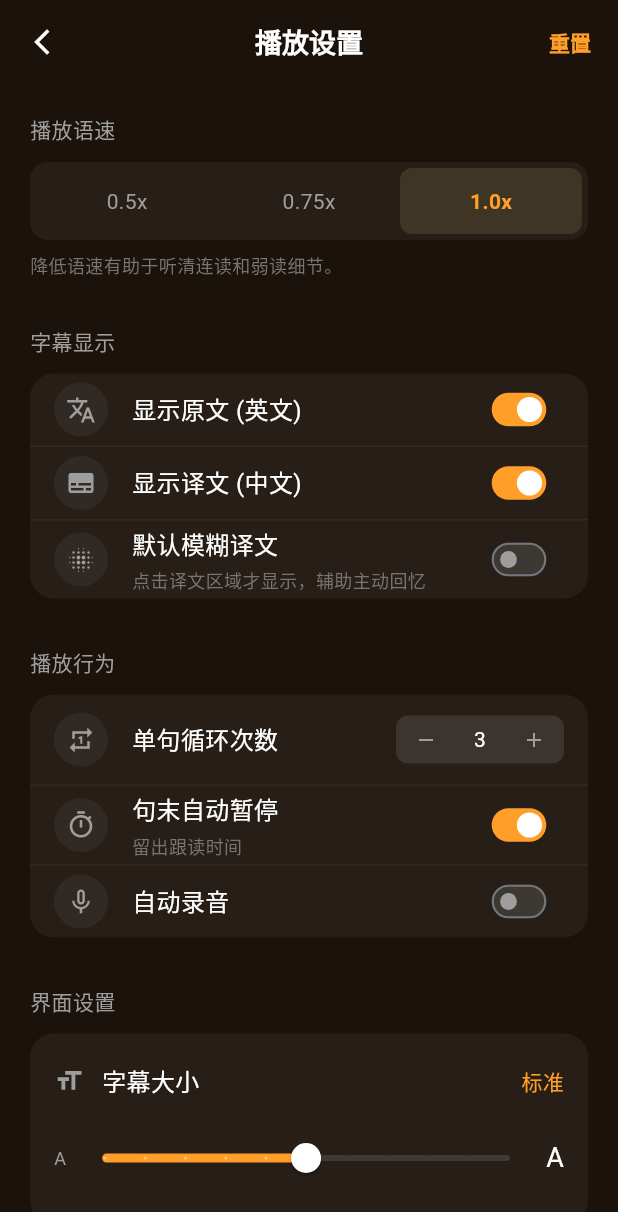
After one commit to r1005410078/eng-book-flutter, a Flutter app: the PlaybackSettingsScreen screen opened by its route, on a phone screen of 412 x 824 dp. The commit adds this screen. Shown: the top 1212 px of the screen. Run offline on Flutter 3.47's test engine with Material 3 defaults, Android fonts, the phone set to English and light mode, and no system bars; our stand-ins replace flutter_riverpod, go_router, riverpod_annotation, video_player; generated files the repository leaves out were written again.

Commit message:
feat: implement playback settings screen

```diff
--- /dev/null
+++ b/lib/src/features/practice/presentation/playback_settings_screen.dart
@@ -0,0 +1,406 @@
+import 'package:flutter/material.dart';
+import 'package:flutter_riverpod/flutter_riverpod.dart';
+import 'package:go_router/go_router.dart';
+
+class PlaybackSettingsScreen extends ConsumerStatefulWidget {
+  const PlaybackSettingsScreen({super.key});
+
+  @override
+  ConsumerState<PlaybackSettingsScreen> createState() =>
+      _PlaybackSettingsScreenState();
+}
+
+class _PlaybackSettingsScreenState
+    extends ConsumerState<PlaybackSettingsScreen> {
+  // Mock State
+  double _playbackSpeed = 1.0;
+  bool _showEnglish = true;
+  bool _showChinese = true;
+  bool _blurTranslation = false;
+  int _loopCount = 3;
+  bool _autoPause = true;
+  bool _autoRecord = false;
+  double _fontSize = 0.5; // Slider value 0.0 to 1.0
+
+  @override
+  Widget build(BuildContext context) {
+    const bgColor = Color(0xFF1a120b); // Dark brown/black as per latest design
+    const accentColor = Color(0xFFFF9F29); // Orange
+
+    return Scaffold(
+      backgroundColor: bgColor,
+      appBar: AppBar(
+        backgroundColor: bgColor,
+        elevation: 0,
+        centerTitle: true,
+        title: const Text('播放设置',
+            style: TextStyle(
+                color: Colors.white,
+                fontSize: 18,
+                fontWeight: FontWeight.bold)),
+        leading: IconButton(
+          icon: const Icon(Icons.arrow_back_ios_new,
+              color: Colors.white, size: 20),
+          onPressed: () => context.pop(),
+        ),
+        actions: [
+          TextButton(
+            onPressed: () {
+              // TODO: Reset logic
+            },
+            child: const Text('重置',
+                style:
+                    TextStyle(color: accentColor, fontWeight: FontWeight.bold)),
+          ),
+        ],
+      ),
+      body: ListView(
+        padding: const EdgeInsets.all(20),
+        children: [
+          _buildSpeedSection(accentColor),
+          const SizedBox(height: 32),
+          _buildSubtitleSection(accentColor),
+          const SizedBox(height: 32),
+          _buildBehaviorSection(accentColor),
+          const SizedBox(height: 32),
+          _buildInterfaceSection(accentColor),
+          const SizedBox(height: 32),
+          Center(
+            child: Text(
+              'PLAYER VERSION 2.4.0 (100LS BUILD)',
+              style:
+                  TextStyle(color: Colors.white.withOpacity(0.1), fontSize: 10),
+            ),
+          ),
+          const SizedBox(height: 20),
+        ],
+      ),
+    );
+  }
+
+  Widget _buildSectionTitle(String title) {
+    return Padding(
+      padding: const EdgeInsets.only(bottom: 12),
+      child: Text(
+        title,
+        style: const TextStyle(
+          color: Colors.grey,
+          fontSize: 14,
+          fontWeight: FontWeight.w500,
+        ),
+      ),
+    );
+  }
+
+  Widget _buildSpeedSection(Color accentColor) {
+    return Column(
+      crossAxisAlignment: CrossAxisAlignment.start,
+      children: [
+        _buildSectionTitle('播放语速'),
+        Container(
+          padding: const EdgeInsets.all(4),
+          decoration: BoxDecoration(
+            color: Colors.white.withOpacity(0.05),
+            borderRadius: BorderRadius.circular(12),
+          ),
+          child: Row(
+            children: [
+              _buildSpeedButton(0.5, accentColor),
+              _buildSpeedButton(0.75, accentColor),
+              _buildSpeedButton(1.0, accentColor),
+            ],
+          ),
+        ),
+        const SizedBox(height: 8),
+        Text(
+          '降低语速有助于听清连读和弱读细节。',
+          style: TextStyle(color: Colors.grey[600], fontSize: 12),
+        ),
+      ],
+    );
+  }
+
+  Widget _buildSpeedButton(double speed, Color accentColor) {
+    final isSelected = _playbackSpeed == speed;
+    return Expanded(
+      child: GestureDetector(
+        onTap: () {
+          setState(() {
+            _playbackSpeed = speed;
+          });
+        },
+        child: Container(
+          padding: const EdgeInsets.symmetric(vertical: 12),
+          decoration: BoxDecoration(
+            color: isSelected
+                ? const Color(0xFF3E3524)
+                : Colors.transparent, // Dark yellowish brown for selected
+            borderRadius: BorderRadius.circular(8),
+            // border: isSelected ? Border.all(color: accentColor.withOpacity(0.5)) : null,
+          ),
+          alignment: Alignment.center,
+          child: Text(
+            '${speed}x',
+            style: TextStyle(
+              color: isSelected ? accentColor : Colors.grey,
+              fontWeight: isSelected ? FontWeight.bold : FontWeight.normal,
+            ),
+          ),
+        ),
+      ),
+    );
+  }
+
+  Widget _buildSubtitleSection(Color accentColor) {
+    return Column(
+      crossAxisAlignment: CrossAxisAlignment.start,
+      children: [
+        _buildSectionTitle('字幕显示'),
+        Container(
+          decoration: BoxDecoration(
+            color: Colors.white.withOpacity(0.05),
+            borderRadius: BorderRadius.circular(16),
+          ),
+          child: Column(
+            children: [
+              _buildSwitchTile(
+                title: '显示原文 (英文)',
+                icon: Icons.translate,
+                value: _showEnglish,
+                onChanged: (v) => setState(() => _showEnglish = v),
+                accentColor: accentColor,
+              ),
+              Divider(height: 1, color: Colors.white.withOpacity(0.05)),
+              _buildSwitchTile(
+                title: '显示译文 (中文)',
+                icon: Icons.subtitles,
+                value: _showChinese,
+                onChanged: (v) => setState(() => _showChinese = v),
+                accentColor: accentColor,
+              ),
+              Divider(height: 1, color: Colors.white.withOpacity(0.05)),
+              _buildSwitchTile(
+                title: '默认模糊译文',
+                subtitle: '点击译文区域才显示，辅助主动回忆',
+                icon: Icons.blur_on,
+                value: _blurTranslation,
+                onChanged: (v) => setState(() => _blurTranslation = v),
+                accentColor: accentColor,
+              ),
+            ],
+          ),
+        ),
+      ],
+    );
+  }
+
+  Widget _buildSwitchTile({
+    required String title,
+    String? subtitle,
+    required IconData icon,
+    required bool value,
+    required ValueChanged<bool> onChanged,
+    required Color accentColor,
+  }) {
+    return Padding(
+      padding: const EdgeInsets.symmetric(horizontal: 16, vertical: 4),
+      child: Row(
+        children: [
+          Container(
+            padding: const EdgeInsets.all(8),
+            decoration: BoxDecoration(
+              color: Colors.white.withOpacity(0.05),
+              shape: BoxShape.circle,
+            ),
+            child: Icon(icon, color: Colors.grey, size: 20),
+          ),
+          const SizedBox(width: 16),
+          Expanded(
+            child: Column(
+              crossAxisAlignment: CrossAxisAlignment.start,
+              children: [
+                Text(title,
+                    style: const TextStyle(color: Colors.white, fontSize: 16)),
+                if (subtitle != null)
+                  Padding(
+                    padding: const EdgeInsets.only(top: 4),
+                    child: Text(subtitle,
+                        style:
+                            TextStyle(color: Colors.grey[600], fontSize: 12)),
+                  ),
+              ],
+            ),
+          ),
+          Transform.scale(
+            scale: 0.7,
+            child: Switch(
+              value: value,
+              onChanged: onChanged,
+              activeColor: Colors.white,
+              activeTrackColor: accentColor,
+              inactiveThumbColor: Colors.grey,
+              inactiveTrackColor: Colors.grey.withOpacity(0.2),
+              materialTapTargetSize: MaterialTapTargetSize.shrinkWrap,
+            ),
+          ),
+        ],
+      ),
+    );
+  }
+
+  Widget _buildBehaviorSection(Color accentColor) {
+    return Column(
+      crossAxisAlignment: CrossAxisAlignment.start,
+      children: [
+        _buildSectionTitle('播放行为'),
+        Container(
+          decoration: BoxDecoration(
+            color: Colors.white.withOpacity(0.05),
+            borderRadius: BorderRadius.circular(16),
+          ),
+          child: Column(
+            children: [
+              // Loop Counter
+              Padding(
+                padding:
+                    const EdgeInsets.symmetric(horizontal: 16, vertical: 12),
+                child: Row(
+                  children: [
+                    Container(
+                      padding: const EdgeInsets.all(8),
+                      decoration: BoxDecoration(
+                        color: Colors.white.withOpacity(0.05),
+                        shape: BoxShape.circle,
+                      ),
+                      child: const Icon(Icons.repeat_one,
+                          color: Colors.grey, size: 20),
+                    ),
+                    const SizedBox(width: 16),
+                    const Text('单句循环次数',
+                        style: TextStyle(color: Colors.white, fontSize: 16)),
+                    const Spacer(),
+                    Container(
+                      decoration: BoxDecoration(
+                        color: Colors.white.withOpacity(0.1),
+                        borderRadius: BorderRadius.circular(8),
+                      ),
+                      child: Row(
+                        children: [
+                          _buildCounterButton(Icons.remove, () {
+                            if (_loopCount > 1) setState(() => _loopCount--);
+                          }),
+                          Container(
+                            width: 32,
+                            alignment: Alignment.center,
+                            child: Text(
+                              '$_loopCount',
+                              style: const TextStyle(
+                                  color: Colors.white, fontSize: 14),
+                            ),
+                          ),
+                          _buildCounterButton(Icons.add, () {
+                            setState(() => _loopCount++);
+                          }),
+                        ],
+                      ),
+                    ),
+                  ],
+                ),
+              ),
+              Divider(height: 1, color: Colors.white.withOpacity(0.05)),
+              _buildSwitchTile(
+                title: '句末自动暂停',
+                subtitle: '留出跟读时间',
+                icon: Icons.timer_outlined,
+                value: _autoPause,
+                onChanged: (v) => setState(() => _autoPause = v),
+                accentColor: accentColor,
+              ),
+              Divider(height: 1, color: Colors.white.withOpacity(0.05)),
+              _buildSwitchTile(
+                title: '自动录音',
+                icon: Icons.mic_none,
+                value: _autoRecord,
+                onChanged: (v) => setState(() => _autoRecord = v),
+                accentColor: accentColor,
+              ),
+            ],
+          ),
+        ),
+      ],
+    );
+  }
+
+  Widget _buildCounterButton(IconData icon, VoidCallback onTap) {
+    return GestureDetector(
+      onTap: onTap,
+      child: Container(
+        padding: const EdgeInsets.symmetric(horizontal: 12, vertical: 8),
+        color: Colors.transparent,
+        child: Icon(icon, color: Colors.grey, size: 16),
+      ),
+    );
+  }
+
+  Widget _buildInterfaceSection(Color accentColor) {
+    return Column(
+      crossAxisAlignment: CrossAxisAlignment.start,
+      children: [
+        _buildSectionTitle('界面设置'),
+        Container(
+          padding: const EdgeInsets.symmetric(horizontal: 16, vertical: 20),
+          decoration: BoxDecoration(
+            color: Colors.white.withOpacity(0.05),
+            borderRadius: BorderRadius.circular(16),
+          ),
+          child: Column(
+            children: [
+              Row(
+                mainAxisAlignment: MainAxisAlignment.spaceBetween,
+                children: [
+                  const Row(
+                    children: [
+                      Icon(Icons.format_size, color: Colors.grey, size: 20),
+                      SizedBox(width: 12),
+                      Text('字幕大小',
+                          style: TextStyle(color: Colors.white, fontSize: 16)),
+                    ],
+                  ),
+                  Text('标准',
+                      style: TextStyle(color: accentColor, fontSize: 14)),
+                ],
+              ),
+              const SizedBox(height: 16),
+              Row(
+                children: [
+                  const Text('A',
+                      style: TextStyle(color: Colors.grey, fontSize: 12)),
+                  Expanded(
+                    child: SliderTheme(
+                      data: SliderTheme.of(context).copyWith(
+                        activeTrackColor: accentColor,
+                        inactiveTrackColor: Colors.grey.withOpacity(0.2),
+                        thumbColor: Colors.white,
+                        overlayColor: accentColor.withOpacity(0.2),
+                        trackHeight: 4,
+                      ),
+                      child: Slider(
+                        value: _fontSize,
+                        onChanged: (v) => setState(() => _fontSize = v),
+                        min: 0.0,
+                        max: 1.0,
+                        divisions: 10,
+                      ),
+                    ),
+                  ),
+                  const Text('A',
+                      style: TextStyle(color: Colors.white, fontSize: 18)),
+                ],
+              ),
+            ],
+          ),
+        ),
+      ],
+    );
+  }
+}
--- a/lib/src/features/practice/presentation/sentence_practice_screen.dart
+++ b/lib/src/features/practice/presentation/sentence_practice_screen.dart
@@ -5,6 +5,7 @@ import 'package:go_router/go_router.dart';
 import 'package:video_player/video_player.dart';
 import '../data/mock_data.dart';
 import '../domain/sentence_detail.dart';
+import '../../../routing/routes.dart';
 
 class SentencePracticeScreen extends ConsumerStatefulWidget {
   final String sentenceId;
@@ -235,7 +236,10 @@ class _SentencePracticeScreenState
               right: 12,
               child: Row(
                 children: [
-                  _buildVideoActionIcon(Icons.settings),
+                  GestureDetector(
+                    onTap: () => context.push(Routes.playbackSettings),
+                    child: _buildVideoActionIcon(Icons.settings),
+                  ),
                   const SizedBox(width: 8),
                   _buildVideoActionIcon(Icons.subtitles_off),
                 ],
--- a/lib/src/routing/app_router.dart
+++ b/lib/src/routing/app_router.dart
@@ -3,6 +3,7 @@ import 'package:flutter_riverpod/flutter_riverpod.dart';
 import 'package:go_router/go_router.dart';
 import 'package:riverpod_annotation/riverpod_annotation.dart';
 import '../features/practice/presentation/sentence_practice_screen.dart';
+import '../features/practice/presentation/playback_settings_screen.dart';
 import 'routes.dart';
 
 part 'app_router.g.dart';
@@ -32,6 +33,14 @@ GoRouter router(Ref ref) {
             child: SentencePracticeScreen(sentenceId: id),
           );
         },
+      ),
+      GoRoute(
+        path: Routes.playbackSettings,
+        name: 'playbackSettings',
+        pageBuilder: (context, state) => MaterialPage(
+          key: state.pageKey,
+          child: const PlaybackSettingsScreen(),
+        ),
       ),
     ],
     errorPageBuilder: (context, state) => MaterialPage(
--- a/lib/src/routing/routes.dart
+++ b/lib/src/routing/routes.dart
@@ -21,4 +21,7 @@ class Routes {
 
   // 句子练习
   static const String sentencePractice = '/practice/sentence/:id';
+
+  // 播放设置
+  static const String playbackSettings = '/practice/settings';
 }
```
Also changed, not shown: 4 other files.
